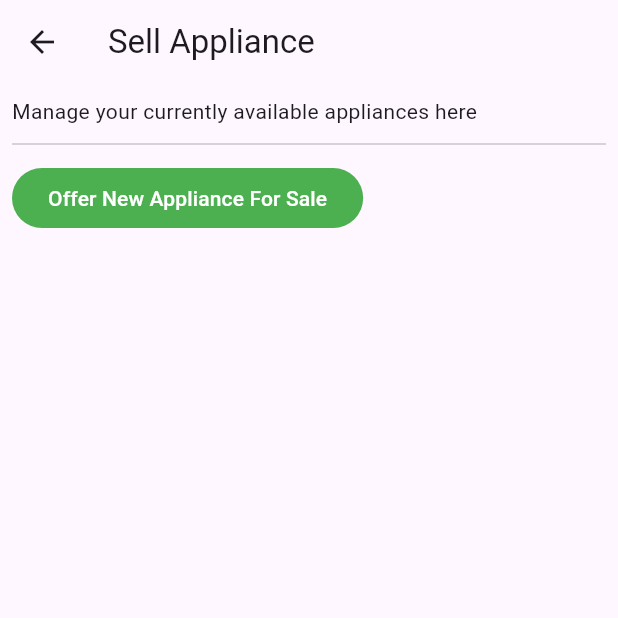
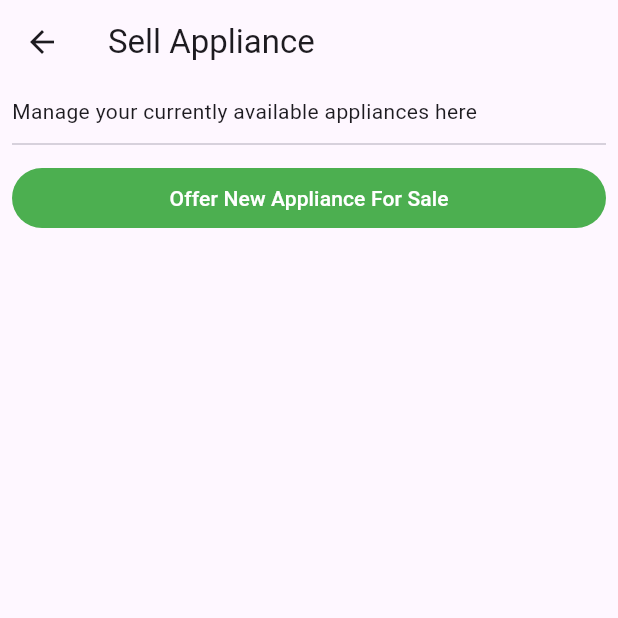
Before and after one commit to JariDebie/huishoudelijke-toestellen, a Flutter app: the SellRoute screen opened directly, on a phone screen of 412 x 824 dp, the top half of it. Run offline on Flutter 3.47's test engine with Material 3 defaults, Android fonts, the phone set to English and light mode, and no system bars; our stand-ins replace cloud_firestore, firebase_core, flutter_map, image_picker, latlong2; accounts and stored records are empty; generated files the repository leaves out were written again.

Commit message:
Make all buttons full width

```diff
--- a/lib/routes/main/listing/listing_route.dart
+++ b/lib/routes/main/listing/listing_route.dart
@@ -21,7 +21,9 @@ class MainListingRoute extends StatelessWidget {
             const Text("Some additional information here."),
             const Divider(height: 8, thickness: 1),
             const Text("Add some page content here."),
-            FilledButton(
+            SizedBox(
+              width: double.infinity,
+              child: FilledButton(
                 onPressed: () {
                   Navigator.push(context, MaterialPageRoute(builder: (context) => ListingMapRoute()));
                 },
@@ -31,6 +33,7 @@ class MainListingRoute extends StatelessWidget {
                 ),
                 child: const Text("View Listings on Map"),
               ),
+            )
           ],
         )
       )
--- a/lib/routes/main/sell/sell_route.dart
+++ b/lib/routes/main/sell/sell_route.dart
@@ -16,7 +16,9 @@ class SellRoute extends StatelessWidget {
           children: [
             const Text("Manage your currently available appliances here"),
             const Divider(height: 8, thickness: 1),
-            FilledButton(
+            SizedBox(
+              width: double.infinity,
+              child: FilledButton(
                 onPressed: () {
                   Navigator.push(context, MaterialPageRoute(builder: (context) => SellFormRoute()));
                 },
@@ -26,6 +28,7 @@ class SellRoute extends StatelessWidget {
                 ),
                 child: const Text("Offer New Appliance For Sale"),
               ),
+            )
           ]
         ),
       ),
```
Lines whose indentation alone changed are shown as unchanged.
